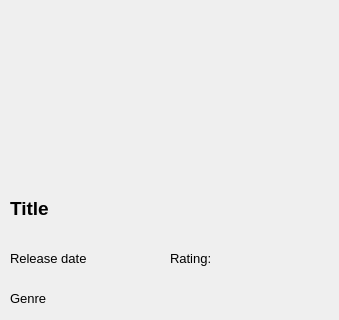
Qt form ui/item.ui (xbinh47/PTI_TungNam_DaiKhang) before a commit; both pictures show x 0 to 339 and y 227 to 547 of the 339 by 547 pixel window.
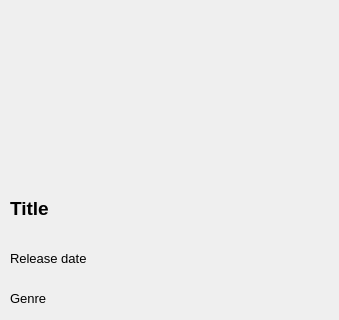
The same form after that commit.

What changed in the file:
```diff
--- a/ui/item.ui
+++ b/ui/item.ui
@@ -63,24 +63,6 @@
     <string>Release date</string>
    </property>
   </widget>
-  <widget class="QLabel" name="movieRating">
-   <property name="geometry">
-    <rect>
-     <x>170</x>
-     <y>470</y>
-     <width>151</width>
-     <height>31</height>
-    </rect>
-   </property>
-   <property name="font">
-    <font>
-     <pointsize>10</pointsize>
-    </font>
-   </property>
-   <property name="text">
-    <string>Rating: </string>
-   </property>
-  </widget>
   <widget class="QLabel" name="movieGenre">
    <property name="geometry">
     <rect>
```
